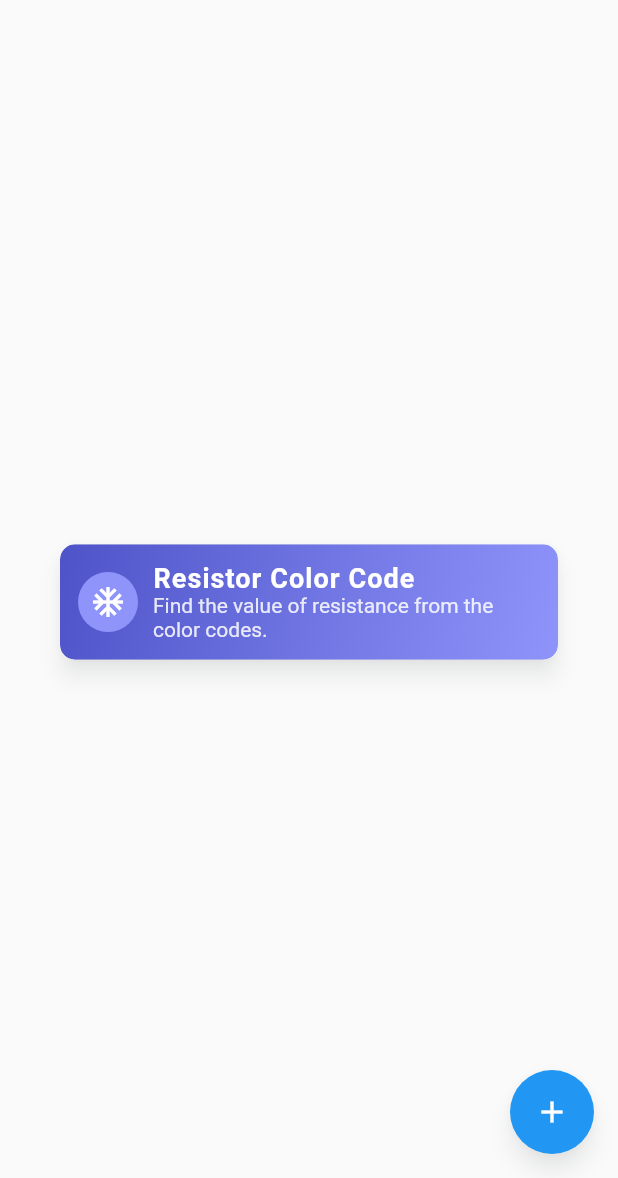
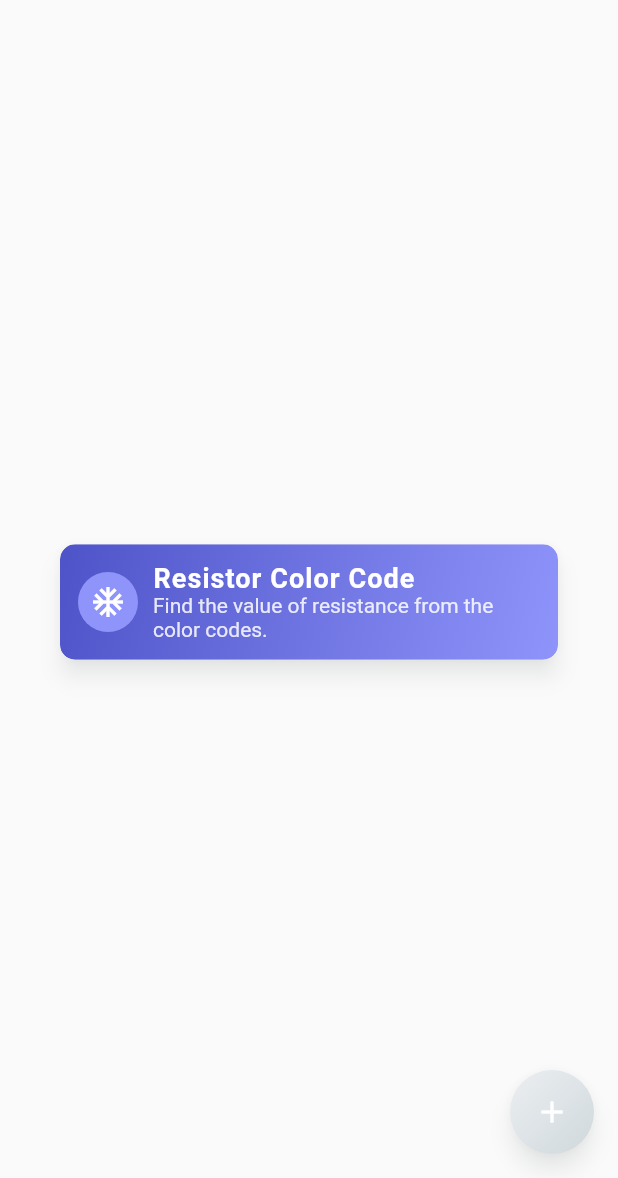
Before and after one commit to aswinmurali-io/electroassist, a Flutter app: the screen it shows after launch, on a phone screen of 412 x 824 dp, the part 58-1236 px from its top. Run offline on Flutter 3.47's test engine with Material 2 defaults, Android fonts, the phone set to English and light mode, and no system bars; drawn by our look-alikes of bouncing_widget; missing offline and left inert: flutter_animator.

Commit message:
adds gradient floating action button in dashboard

```diff
--- a/lib/routes/dashboard.dart
+++ b/lib/routes/dashboard.dart
@@ -1,5 +1,6 @@
 import 'package:electroassist/main.dart';
 import 'package:electroassist/shared/components/module.dart';
+import 'package:electroassist/shared/widgets/gradient_floating_action_button.dart';
 import 'package:electroassist/shared/widgets/module_tile.dart';
 import 'package:flutter/material.dart';
 
@@ -32,9 +33,9 @@ class _DashboardState extends State<Dashboard> {
           ],
         ),
       ),
-      floatingActionButton: FloatingActionButton(
+      floatingActionButton: GradientFloatingActionButton(
+        tooltip: 'Add',
         onPressed: () {},
-        tooltip: 'Increment',
         child: Icon(Icons.add),
       ),
     );
```
